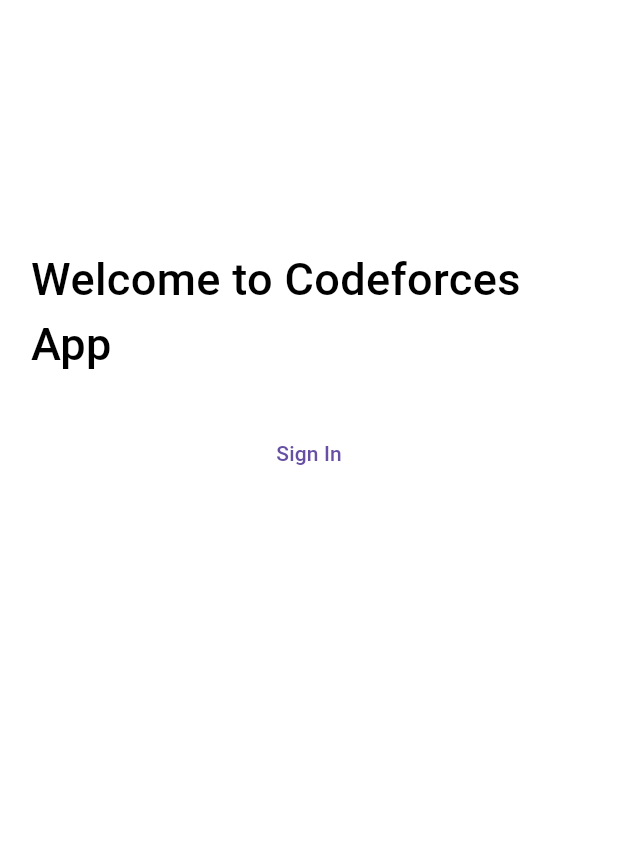
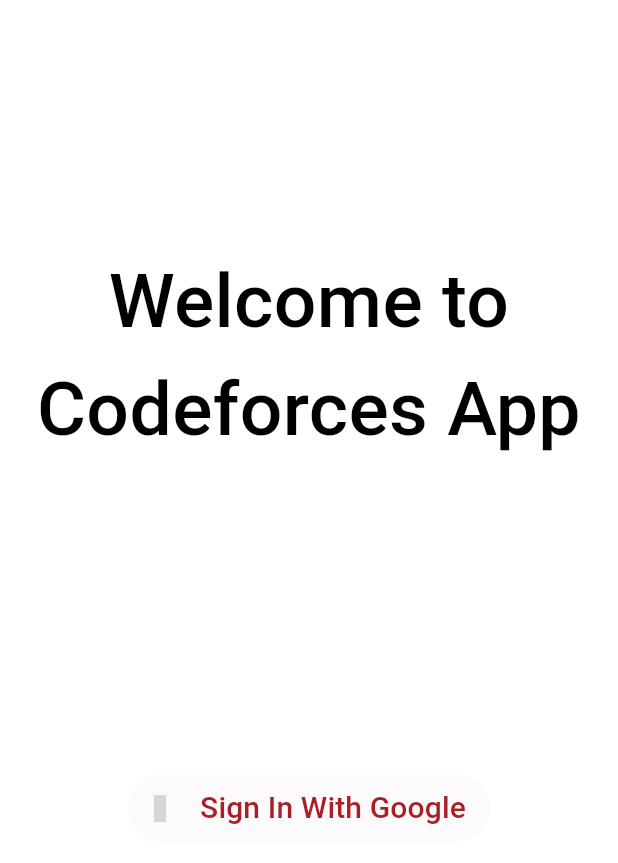
Before and after one commit to AnikateKoul/CodeForces-App, a Flutter app: the screen it shows after launch, on a phone screen of 412 x 824 dp. Shown: the top 863 px of the screen. Run offline on Flutter 3.47's test engine with Material 2 defaults, Android fonts, the phone set to English and light mode, and no system bars; our stand-ins replace cloud_firestore, firebase_auth, firebase_core, google_sign_in, simple_icons; accounts and stored records are empty; Roboto replaces fonts that are missing (Source Sans Pro); grey boxes are pictures that could not be loaded.

Commit message:
Added UI for register screen and Navigation Drawer

```diff
--- a/lib/constants.dart
+++ b/lib/constants.dart
@@ -1,4 +1,9 @@
+import 'package:flutter/material.dart';
+
 const String homeScreen = "/homeScreen";
 const String registerScreen = "/registerScreen";
 const String addFriendScreen = "/addFriendScreen";
 const String addKeyScreen = "/addKeyScreen";
+const kblue = Color.fromARGB(255, 19, 127, 195);
+const kred = Color.fromARGB(255, 170, 30, 37);
+const kwhite = Colors.white;
--- a/lib/screens/register_screen.dart
+++ b/lib/screens/register_screen.dart
@@ -2,6 +2,7 @@ import 'package:flutter/material.dart';
 import 'package:my_codeforces_app/constants.dart';
 import 'package:my_codeforces_app/services/firebase_services.dart';
 import 'package:my_codeforces_app/services/firestore_services.dart';
+import 'package:simple_icons/simple_icons.dart';
 
 class RegisterScreen extends StatefulWidget {
   const RegisterScreen({super.key});
@@ -33,9 +34,10 @@ class _RegisterScreenState extends State<RegisterScreen> {
                   ),
                   child: const Text(
                     "Welcome to Codeforces App",
+                    textAlign: TextAlign.center,
                     style: TextStyle(
                       fontFamily: 'Source Sans Pro',
-                      fontSize: 30,
+                      fontSize: 50,
                       fontWeight: FontWeight.w500,
                       color: Colors.black,
                     ),
@@ -44,21 +46,38 @@ class _RegisterScreenState extends State<RegisterScreen> {
               ],
             ),
             SizedBox(
-              height: screenHeight / 30,
+              height: screenHeight / 4,
             ),
             Row(
               mainAxisAlignment: MainAxisAlignment.center,
               children: [
-                TextButton(
+                TextButton.icon(
                   onPressed: () async {
-                    bool isSignedUp = await FirebaseServices().signInWithGoogle();
-                    if(isSignedUp) {
+                    bool isSignedUp =
+                        await FirebaseServices().signInWithGoogle();
+                    if (isSignedUp) {
                       await FireStoreServices().createUser();
                       Navigator.pushReplacementNamed(context, homeScreen);
-                    }
-                    else print("Some error, please try again");
+                    } else
+                      print("Some error, please try again");
                   },
-                  child: Text("Sign In"),
+                  style: ButtonStyle(
+                      iconColor: MaterialStateProperty.all<Color>(kblue),
+                      backgroundColor: MaterialStateProperty.all<Color>(
+                          const Color.fromARGB(26, 228, 209, 209))),
+                  icon: const Icon(SimpleIcons.google),
+                  label: const Padding(
+                    padding: EdgeInsets.only(left: 10),
+                    child: Text(
+                      "Sign In With Google",
+                      style: TextStyle(
+                        fontFamily: 'Source Sans Pro',
+                        fontSize: 20,
+                        fontWeight: FontWeight.w500,
+                        color: kred,
+                      ),
+                    ),
+                  ),
                 ),
               ],
             ),
--- a/lib/services/codeforces_services.dart
+++ b/lib/services/codeforces_services.dart
@@ -1,5 +1,3 @@
-import 'dart:ffi';
-
 import 'package:http/http.dart' as http;
 import 'package:crypto/crypto.dart';
 import 'dart:convert';
--- a/pubspec.yaml
+++ b/pubspec.yaml
@@ -42,6 +42,7 @@ dependencies:
   url_launcher: ^6.1.11
   http: ^0.13.5
   crypto: ^3.0.3
+  simple_icons: ^7.10.0
 
 dev_dependencies:
   flutter_test:
```
Also changed, not shown: lib/screens/home_screen.dart (+72 -9 lines), pubspec.lock.
